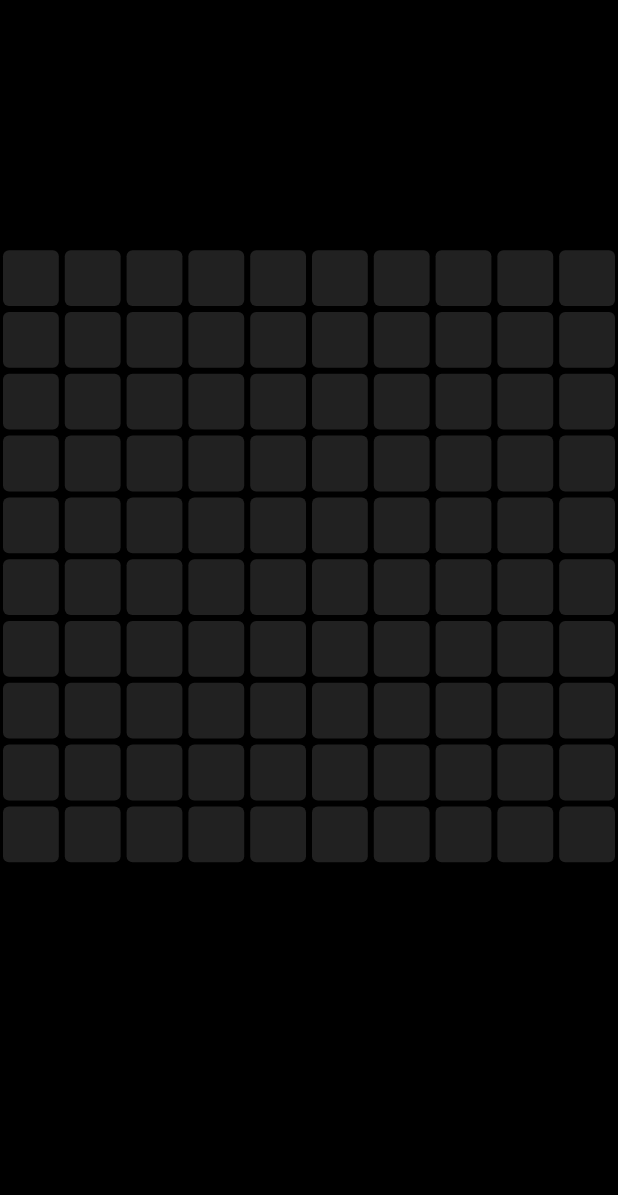
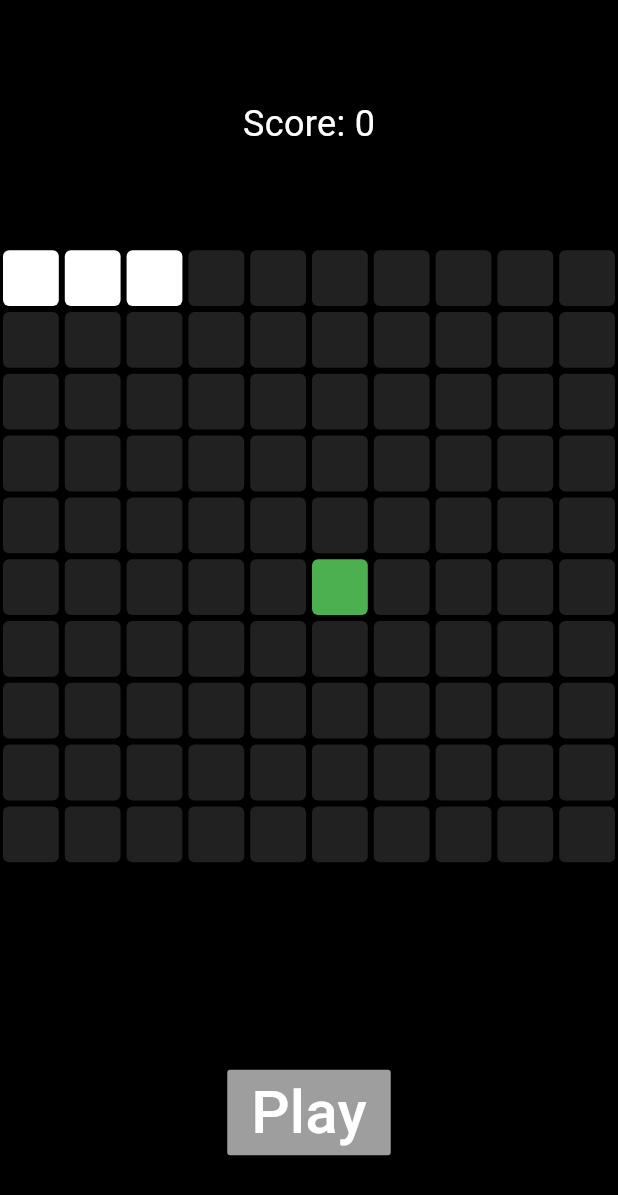
Before and after one commit to Nagi912003/snake_game_using_flutter, a Flutter app: the screen it shows after launch, on a phone screen of 412 x 824 dp. Shown: the top 1195 px of the screen. Run offline on Flutter 3.47's test engine with Material 3 defaults, Android fonts, the phone set to English and light mode, and no system bars.

Commit message:
created the snake and food and play button and score

```diff
--- a/lib/blank_pixel.dart
+++ /dev/null
@@ -1,16 +0,0 @@
-import 'package:flutter/material.dart';
-
-class BlankPixel extends StatelessWidget {
-  const BlankPixel({super.key});
-
-  @override
-  Widget build(BuildContext context) {
-    return Container(
-      margin: const EdgeInsets.all(2),
-      decoration: BoxDecoration(
-        color: Colors.grey[900],
-        borderRadius: BorderRadius.circular(4),
-      ),
-    );
-  }
-}
--- a/lib/home_screen.dart
+++ b/lib/home_screen.dart
@@ -1,5 +1,6 @@
 import 'package:flutter/material.dart';
-import 'package:snake_game/blank_pixel.dart';
+import 'package:snake_game/pixel.dart';
+import 'package:snake_game/pixel_type.dart';
 
 class HomeScreen extends StatefulWidget {
   const HomeScreen({super.key});
@@ -9,10 +10,15 @@ class HomeScreen extends StatefulWidget {
 }
 
 class _HomeScreenState extends State<HomeScreen> {
-
   // grid dimensions
   int rowSize = 10;
   int totalNumberOfCells = 100;
+
+  // snake position
+  List<int> snakePositions = [0, 1, 2];
+
+  // food position
+  int foodPosition = 55;
 
   @override
   Widget build(BuildContext context) {
@@ -20,20 +26,54 @@ class _HomeScreenState extends State<HomeScreen> {
         backgroundColor: Colors.black,
         body: Column(
           children: [
-            Expanded(child: Container()),
+            // score
+            Expanded(child: Container(
+              child: Center(
+                child: Text(
+                  'Score: ${snakePositions.length - 3}',
+                  style: const TextStyle(
+                    color: Colors.white,
+                    fontSize: 24,
+                  ),
+                ),
+              ),
+            )),
             Expanded(
               flex: 3,
-              child: GridView.builder(physics: const NeverScrollableScrollPhysics(),
+              child: GridView.builder(
+                physics: const NeverScrollableScrollPhysics(),
                 gridDelegate: SliverGridDelegateWithFixedCrossAxisCount(
                   crossAxisCount: rowSize,
                 ),
                 itemBuilder: (context, index) {
-                  return const BlankPixel();
+                  if (snakePositions.contains(index)) {
+                    return const Pixel(
+                      type: PixelType.snake,
+                    );
+                  } else if (index == foodPosition) {
+                    return const Pixel(
+                      type: PixelType.food,
+                    );
+                  }
+                  else {
+                    return const Pixel(
+                      type: PixelType.blank,
+                    );
+                  }
                 },
                 itemCount: totalNumberOfCells,
               ),
             ),
-            Expanded(child: Container()),
+            // play button
+            Expanded(child: Container(
+              child: Center(
+                child: MaterialButton(
+                  onPressed: () {},
+                  color: Colors.grey,
+                  child: const Text('Play', style: TextStyle(fontSize: 40)),
+                ),
+              ),
+            )),
           ],
         ));
   }
--- /dev/null
+++ b/lib/pixel.dart
@@ -0,0 +1,17 @@
+import 'package:flutter/material.dart';
+import 'package:snake_game/pixel_type.dart';
+
+class Pixel extends StatelessWidget {
+  const Pixel({super.key, required this.type});
+  final PixelType type;
+  @override
+  Widget build(BuildContext context) {
+    return Container(
+      margin: const EdgeInsets.all(2),
+      decoration: BoxDecoration(
+        color: type == PixelType.blank? Colors.grey[900]: type == PixelType.snake? Colors.white: Colors.green,
+        borderRadius: BorderRadius.circular(4),
+      ),
+    );
+  }
+}
--- /dev/null
+++ b/lib/pixel_type.dart
@@ -0,0 +1,2 @@
+// enum for pixel type
+enum PixelType { blank, snake, food }
```
